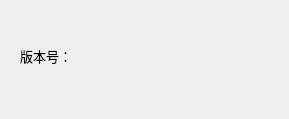
The window that qt_ui/about_win/win_ui.ui (ShenWei-HopeNoBug/mock-api-server) describes before a commit, drawn with Qt 5.
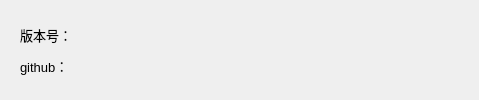
The same window after the commit.

Commit message: 添加git仓库地址

The edit to the form file:
```diff
--- a/qt_ui/about_win/win_ui.ui
+++ b/qt_ui/about_win/win_ui.ui
@@ -6,8 +6,8 @@
    <rect>
     <x>0</x>
     <y>0</y>
-    <width>289</width>
-    <height>119</height>
+    <width>479</width>
+    <height>100</height>
    </rect>
   </property>
   <property name="windowTitle">
@@ -17,9 +17,9 @@
    <property name="geometry">
     <rect>
      <x>20</x>
-     <y>40</y>
+     <y>20</y>
      <width>50</width>
-     <height>32</height>
+     <height>30</height>
     </rect>
    </property>
    <property name="minimumSize">
@@ -41,9 +41,9 @@
    <property name="geometry">
     <rect>
      <x>80</x>
-     <y>40</y>
-     <width>191</width>
-     <height>32</height>
+     <y>20</y>
+     <width>380</width>
+     <height>30</height>
     </rect>
    </property>
    <property name="minimumSize">
@@ -61,6 +61,30 @@
     <string/>
    </property>
   </widget>
+  <widget class="QLabel" name="label_2">
+   <property name="geometry">
+    <rect>
+     <x>20</x>
+     <y>50</y>
+     <width>50</width>
+     <height>32</height>
+    </rect>
+   </property>
+   <property name="minimumSize">
+    <size>
+     <width>0</width>
+     <height>30</height>
+    </size>
+   </property>
+   <property name="font">
+    <font>
+     <pointsize>10</pointsize>
+    </font>
+   </property>
+   <property name="text">
+    <string>github：</string>
+   </property>
+  </widget>
  </widget>
  <resources/>
  <connections/>
```
The commit also changes 2 other files.
